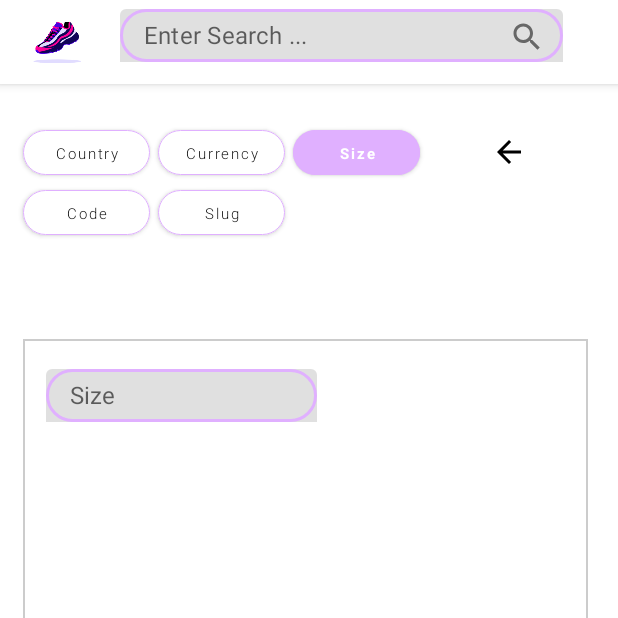
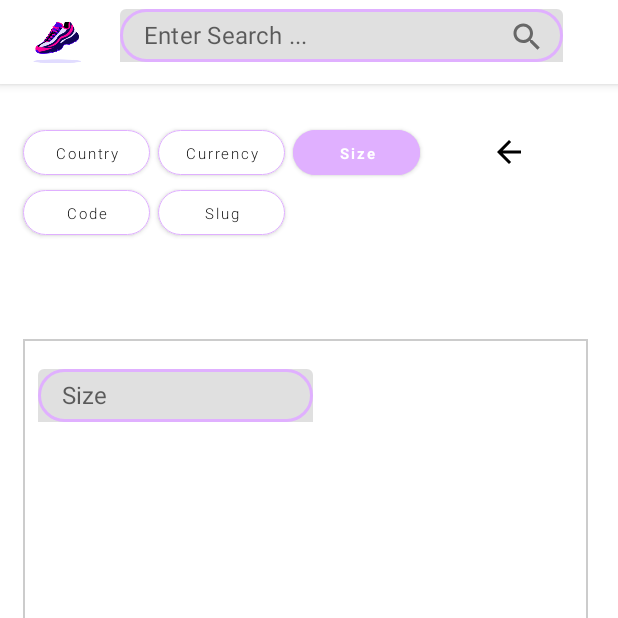
Before and after one commit to davidakinsanya/StockXSteals, an Android app built with Jetpack Compose: the SearchScreen screen opened through its navigation route, after a tap on "Size", on a phone screen of 412 x 824 dp, the top half of it. Run offline under Robolectric (Android 15) with nearby library versions, the phone set to English and light mode, and no system bars; our stand-ins replace accompanist; pictures from the network do not load; 2 other taps on this screen came first.

Commit message:
changing size dp

```diff
--- a/app/app/src/main/java/com/stockxsteals/app/view/compnents/search/FilterSplashScreens.kt
+++ b/app/app/src/main/java/com/stockxsteals/app/view/compnents/search/FilterSplashScreens.kt
@@ -148,7 +148,7 @@ fun FilterBySize(selected: String,
                  searchRoute: String) {
   Row(modifier =
   Modifier
-    .padding(top = 20.dp, start = 15.dp)) {
+    .padding(top = 20.dp, start = 10.dp)) {
 
     FilterTextField(
       filterObj = filterObj,
```
